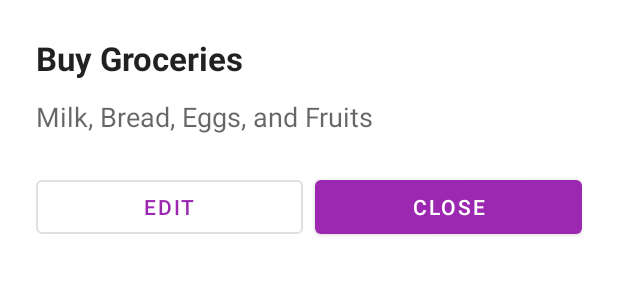
After one commit to prajwal088/daily_task, an Android app: the layout fragment_task_details_dialog.xml on its own in the app's theme, with its tools: preview values and no code run, on a phone screen of 412 x 824 dp. The commit adds this screen. Shown: the top 300 px of the screen. Run offline under Robolectric (Android 15) with nearby library versions, the phone set to English and light mode, and no system bars.

Commit message:
added feature to show task details when tapped on the task card

```diff
--- a/app/src/main/java/com/prajwaldarekar/dailytask/fragments/AddTaskDialogFragment.java
+++ b/app/src/main/java/com/prajwaldarekar/dailytask/fragments/AddTaskDialogFragment.java
@@ -75,11 +75,12 @@ public class AddTaskDialogFragment extends DialogFragment {
         if (existingTask != null) {
             binding.editTextTitle.setText(existingTask.getTitle());
             binding.editTextDescription.setText(existingTask.getDescription());
+
             selectedDateTime.setTime(existingTask.getDate() != null ? existingTask.getDate() : Calendar.getInstance().getTime());
             updateDateTimeLabels();
+
             binding.spinnerType.setSelection(existingTask.getType().ordinal());
 
-            // Only show repeat section if it's a reminder
             if (existingTask.getType() == TaskType.REMINDER) {
                 binding.layoutRepeat.setVisibility(View.VISIBLE);
                 binding.spinnerRepeatMode.setSelection(existingTask.getRepeatMode().ordinal());
@@ -204,6 +205,7 @@ public class AddTaskDialogFragment extends DialogFragment {
                 existingTask.setTime(selectedDateTime.getTime());
                 existingTask.setType(type);
                 existingTask.setRepeatMode(repeatMode);
+
                 taskViewModel.update(existingTask);
 
                 if (type == TaskType.REMINDER) {
--- /dev/null
+++ b/app/src/main/res/drawable/bottom_sheet_background.xml
@@ -0,0 +1,6 @@
+<?xml version="1.0" encoding="utf-8"?>
+<!-- drawable/bottom_sheet_background.xml -->
+<shape xmlns:android="http://schemas.android.com/apk/res/android" android:shape="rectangle">
+    <solid android:color="@android:color/white"/>
+    <corners android:topLeftRadius="24dp" android:topRightRadius="24dp"/>
+</shape>
--- /dev/null
+++ b/app/src/main/res/layout/fragment_task_details_dialog.xml
@@ -0,0 +1,64 @@
+<?xml version="1.0" encoding="utf-8"?>
+<ScrollView xmlns:android="http://schemas.android.com/apk/res/android"
+    xmlns:app="http://schemas.android.com/apk/res-auto"
+    xmlns:tools="http://schemas.android.com/tools"
+    android:layout_width="match_parent"
+    android:layout_height="wrap_content"
+    android:background="?attr/colorSurface"
+    android:padding="24dp">
+
+    <LinearLayout
+        android:layout_width="match_parent"
+        android:layout_height="wrap_content"
+        android:orientation="vertical">
+
+        <!-- Title -->
+        <TextView
+            android:id="@+id/taskDetailTitle"
+            android:layout_width="match_parent"
+            android:layout_height="wrap_content"
+            android:text="@string/task_title_01"
+            android:textStyle="bold"
+            android:textColor="?android:textColorPrimary"
+            android:layout_marginBottom="12dp"
+            android:textSize="22sp"
+            tools:text="Buy Groceries" />
+
+        <!-- Description -->
+        <TextView
+            android:id="@+id/taskDetailDescription"
+            android:layout_width="match_parent"
+            android:layout_height="wrap_content"
+            android:text="@string/task_description_here"
+            android:textColor="?android:textColorSecondary"
+            android:layout_marginBottom="24dp"
+            android:textSize="18sp"
+            tools:text="Milk, Bread, Eggs, and Fruits" />
+
+        <!-- Buttons -->
+        <LinearLayout
+            android:layout_width="match_parent"
+            android:layout_height="wrap_content"
+            android:orientation="horizontal">
+
+            <com.google.android.material.button.MaterialButton
+                android:id="@+id/btnEditTask"
+                style="?attr/materialButtonOutlinedStyle"
+                android:layout_width="0dp"
+                android:layout_height="wrap_content"
+                android:layout_weight="1"
+                android:layout_marginEnd="8dp"
+                android:text="@string/edit"
+                android:contentDescription="@string/edit" />
+
+            <com.google.android.material.button.MaterialButton
+                android:id="@+id/btnCloseSheet"
+                style="?attr/materialButtonStyle"
+                android:layout_width="0dp"
+                android:layout_height="wrap_content"
+                android:layout_weight="1"
+                android:text="@string/close"
+                android:contentDescription="@string/close" />
+        </LinearLayout>
+    </LinearLayout>
+</ScrollView>
--- a/app/src/main/res/values/strings.xml
+++ b/app/src/main/res/values/strings.xml
@@ -27,6 +27,12 @@
     <string name="reminder">REMINDER</string>
     <string name="_20_jun_2025_03_30_pm">20 Jun 2025 | 03:30 PM</string>
 
+    <!-- Task Details Dialog -->
+    <string name="task_title_01">Task Title</string>
+    <string name="task_description_here">Task description here</string>
+    <string name="edit">Edit</string>
+    <string name="close">Close</string>
+
     <!-- Spinner type -->
     <string-array name="task_types">
         <item>Task</item>
--- a/app/src/main/res/values/themes.xml
+++ b/app/src/main/res/values/themes.xml
@@ -13,4 +13,5 @@
         <item name="android:statusBarColor">?attr/colorPrimaryVariant</item>
         <!-- Customize your theme here. -->
     </style>
+    <style name="ThemeOverlay.Material3.BottomSheetDialog" parent="Theme.Material3.Light.BottomSheetDialog" />
 </resources>
--- a/gradle/libs.versions.toml
+++ b/gradle/libs.versions.toml
@@ -5,7 +5,7 @@ junit = "4.13.2"
 junitVersion = "1.2.1"
 espressoCore = "3.6.1"
 appcompat = "1.7.1"
-material = "1.12.0"
+material = "1.11.0"
 navigationFragment = "2.9.0"
 firebaseCrashlytics = "19.4.4"
 googleGmsGoogleServices = "4.4.2"
```
Also changed, not shown: app/src/main/java/com/prajwaldarekar/dailytask/adapters/TaskAdapter.java (+21 -19 lines), app/src/main/java/com/prajwaldarekar/dailytask/fragments/TaskDetailsDialogFragment.java (added, +128 -0 lines), app/src/main/java/com/prajwaldarekar/dailytask/fragments/TasksFragment.java (+43 -18 lines), app/src/main/res/values/styles.xml (added, +9 -0 lines).
